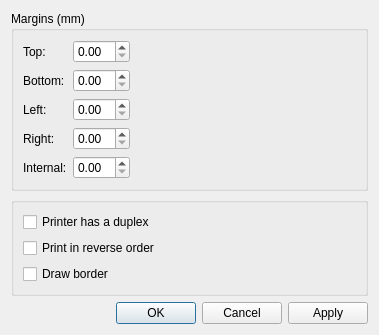
First picture: the form in gui/printersettings/printersettings.ui, repository Boomaga/boomaga, before the edit.
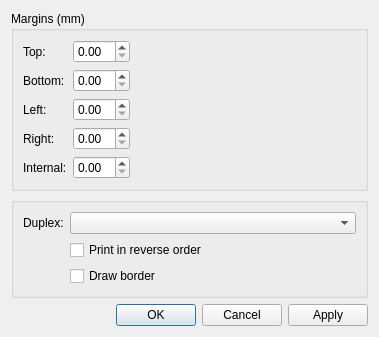
Second picture: the form after the edit.

Commit message: Add manual duplex types. Fix print method for printers with differents manual dulpex types.

Patch:
```diff
--- a/gui/printersettings/printersettings.ui
+++ b/gui/printersettings/printersettings.ui
@@ -7,7 +7,7 @@
     <x>0</x>
     <y>0</y>
     <width>358</width>
-    <height>302</height>
+    <height>305</height>
    </rect>
   </property>
   <layout class="QVBoxLayout" name="verticalLayout_3">
@@ -104,40 +104,43 @@
      <layout class="QVBoxLayout" name="verticalLayout_2">
       <item>
        <layout class="QGridLayout" name="gridLayout">
-        <item row="0" column="0">
-         <widget class="QCheckBox" name="duplexCbx">
-          <property name="text">
-           <string>Printer has a duplex</string>
-          </property>
-         </widget>
-        </item>
-        <item row="2" column="0">
-         <widget class="QCheckBox" name="borderCbx">
-          <property name="text">
-           <string>Draw border</string>
-          </property>
-         </widget>
-        </item>
-        <item row="2" column="1">
-         <spacer name="horizontalSpacer_3">
-          <property name="orientation">
-           <enum>Qt::Horizontal</enum>
-          </property>
-          <property name="sizeHint" stdset="0">
-           <size>
-            <width>119</width>
-            <height>20</height>
-           </size>
-          </property>
-         </spacer>
-        </item>
-        <item row="1" column="0">
+        <item row="1" column="1">
          <widget class="QCheckBox" name="reverseOrderCbx">
           <property name="text">
            <string>Print in reverse order</string>
           </property>
          </widget>
         </item>
+        <item row="0" column="1">
+         <widget class="QComboBox" name="duplexTypeComboBox">
+          <property name="sizePolicy">
+           <sizepolicy hsizetype="Preferred" vsizetype="Fixed">
+            <horstretch>1</horstretch>
+            <verstretch>0</verstretch>
+           </sizepolicy>
+          </property>
+          <property name="sizeIncrement">
+           <size>
+            <width>0</width>
+            <height>0</height>
+           </size>
+          </property>
+         </widget>
+        </item>
+        <item row="0" column="0">
+         <widget class="QLabel" name="label">
+          <property name="text">
+           <string>Duplex:</string>
+          </property>
+         </widget>
+        </item>
+        <item row="3" column="1">
+         <widget class="QCheckBox" name="borderCbx">
+          <property name="text">
+           <string>Draw border</string>
+          </property>
+         </widget>
+        </item>
        </layout>
       </item>
      </layout>
```
Left out of the diff: 2 changed lines with no effect on the pictures. The commit also changes 14 other files.
